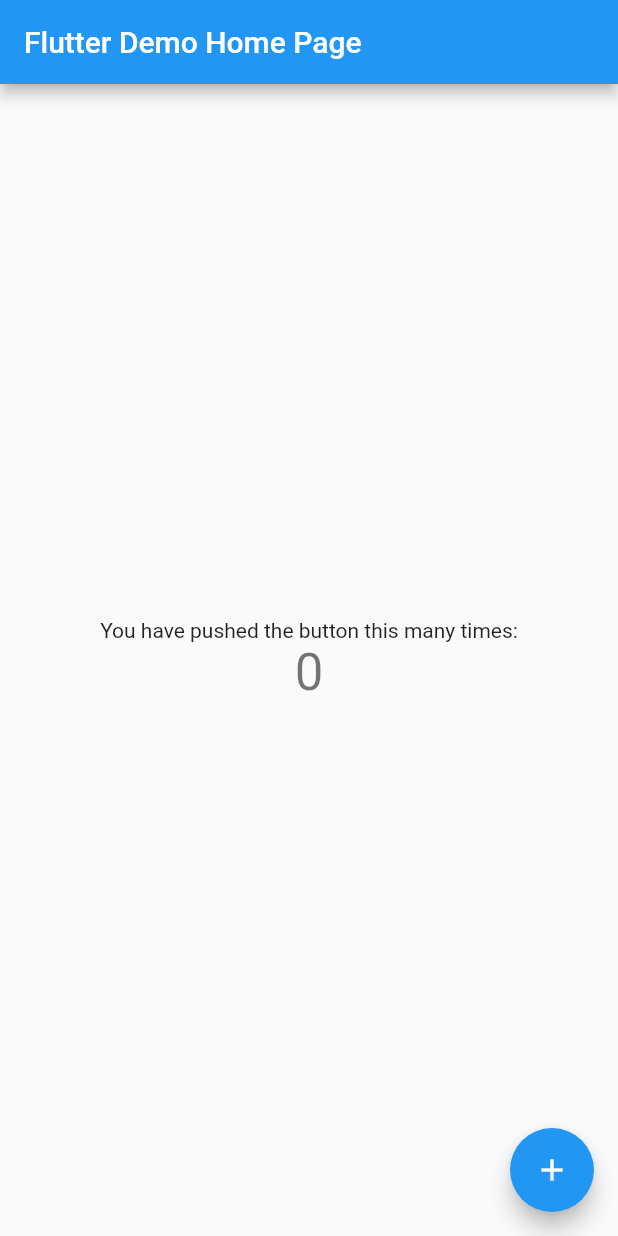
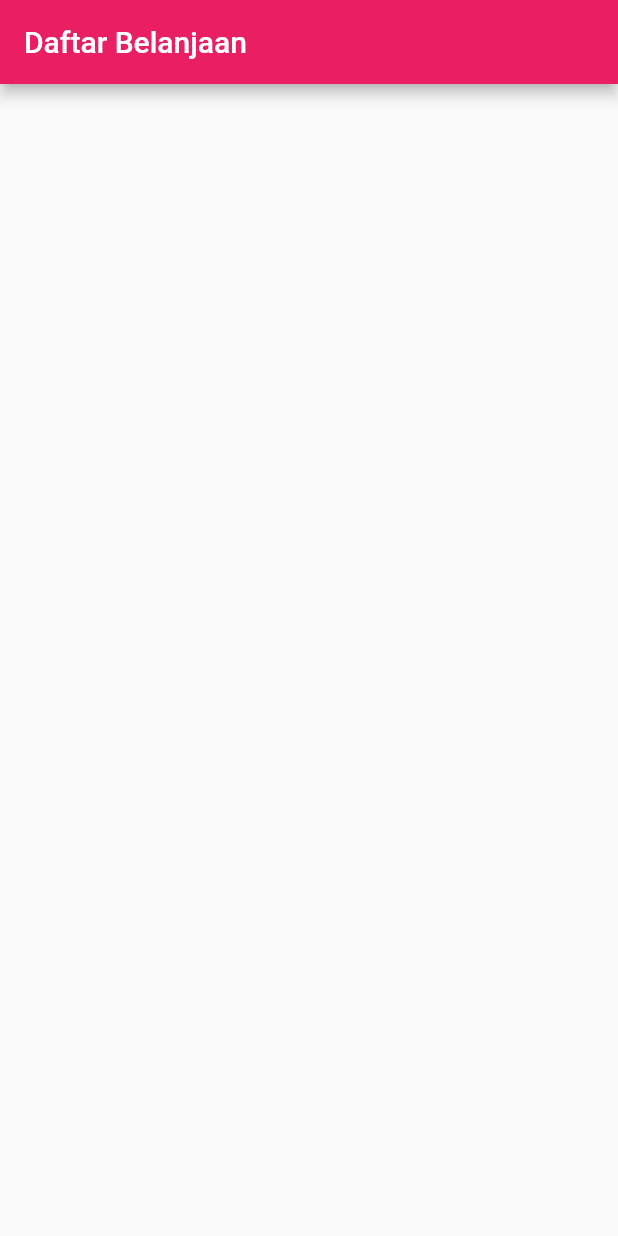
Before and after one commit to bayunugrraha/shopping_list, a Flutter app: the screen it shows after launch, on a phone screen of 412 x 824 dp. Run offline on Flutter 3.47's test engine with Material 2 defaults, Android fonts, the phone set to English and light mode, and no system bars.

```diff
--- a/lib/main.dart
+++ b/lib/main.dart
@@ -1,117 +1,41 @@
 import 'package:flutter/material.dart';
 
-void main() {
-  runApp(MyApp());
-}
+void main() => runApp(MyApp());
 
 class MyApp extends StatelessWidget {
-  // This widget is the root of your application.
   @override
   Widget build(BuildContext context) {
     return MaterialApp(
-      title: 'Flutter Demo',
+      title: "Shopping Bag",
       theme: ThemeData(
-        // This is the theme of your application.
-        //
-        // Try running your application with "flutter run". You'll see the
-        // application has a blue toolbar. Then, without quitting the app, try
-        // changing the primarySwatch below to Colors.green and then invoke
-        // "hot reload" (press "r" in the console where you ran "flutter run",
-        // or simply save your changes to "hot reload" in a Flutter IDE).
-        // Notice that the counter didn't reset back to zero; the application
-        // is not restarted.
-        primarySwatch: Colors.blue,
-        // This makes the visual density adapt to the platform that you run
-        // the app on. For desktop platforms, the controls will be smaller and
-        // closer together (more dense) than on mobile platforms.
-        visualDensity: VisualDensity.adaptivePlatformDensity,
-      ),
-      home: MyHomePage(title: 'Flutter Demo Home Page'),
+          primarySwatch: Colors.pink,
+          accentColor: Colors.purpleAccent,
+          textTheme: ThemeData.light().textTheme.copyWith(
+              title: TextStyle(fontSize: 15, fontWeight: FontWeight.bold))),
+      home: Home(),
     );
   }
 }
 
-class MyHomePage extends StatefulWidget {
-  MyHomePage({Key key, this.title}) : super(key: key);
-
-  // This widget is the home page of your application. It is stateful, meaning
-  // that it has a State object (defined below) that contains fields that affect
-  // how it looks.
-
-  // This class is the configuration for the state. It holds the values (in this
-  // case the title) provided by the parent (in this case the App widget) and
-  // used by the build method of the State. Fields in a Widget subclass are
-  // always marked "final".
-
-  final String title;
-
+class Home extends StatefulWidget {
   @override
-  _MyHomePageState createState() => _MyHomePageState();
+  _HomeState createState() => _HomeState();
 }
 
-class _MyHomePageState extends State<MyHomePage> {
-  int _counter = 0;
-
-  void _incrementCounter() {
-    setState(() {
-      // This call to setState tells the Flutter framework that something has
-      // changed in this State, which causes it to rerun the build method below
-      // so that the display can reflect the updated values. If we changed
-      // _counter without calling setState(), then the build method would not be
-      // called again, and so nothing would appear to happen.
-      _counter++;
-    });
-  }
-
+class _HomeState extends State<Home> {
   @override
   Widget build(BuildContext context) {
-    // This method is rerun every time setState is called, for instance as done
-    // by the _incrementCounter method above.
-    //
-    // The Flutter framework has been optimized to make rerunning build methods
-    // fast, so that you can just rebuild anything that needs updating rather
-    // than having to individually change instances of widgets.
     return Scaffold(
       appBar: AppBar(
-        // Here we take the value from the MyHomePage object that was created by
-        // the App.build method, and use it to set our appbar title.
-        title: Text(widget.title),
+        title: Text("Daftar Belanjaan"),
       ),
-      body: Center(
-        // Center is a layout widget. It takes a single child and positions it
-        // in the middle of the parent.
+      body: SingleChildScrollView(
         child: Column(
-          // Column is also a layout widget. It takes a list of children and
-          // arranges them vertically. By default, it sizes itself to fit its
-          // children horizontally, and tries to be as tall as its parent.
-          //
-          // Invoke "debug painting" (press "p" in the console, choose the
-          // "Toggle Debug Paint" action from the Flutter Inspector in Android
-          // Studio, or the "Toggle Debug Paint" command in Visual Studio Code)
-          // to see the wireframe for each widget.
-          //
-          // Column has various properties to control how it sizes itself and
-          // how it positions its children. Here we use mainAxisAlignment to
-          // center the children vertically; the main axis here is the vertical
-          // axis because Columns are vertical (the cross axis would be
-          // horizontal).
-          mainAxisAlignment: MainAxisAlignment.center,
           children: <Widget>[
-            Text(
-              'You have pushed the button this many times:',
-            ),
-            Text(
-              '$_counter',
-              style: Theme.of(context).textTheme.headline4,
-            ),
+            //NANTINYA BERISI WIDGET
           ],
         ),
       ),
-      floatingActionButton: FloatingActionButton(
-        onPressed: _incrementCounter,
-        tooltip: 'Increment',
-        child: Icon(Icons.add),
-      ), // This trailing comma makes auto-formatting nicer for build methods.
     );
   }
 }
```
Also changed, not shown: lib/models/cart.dart (added, +15 -0 lines).
